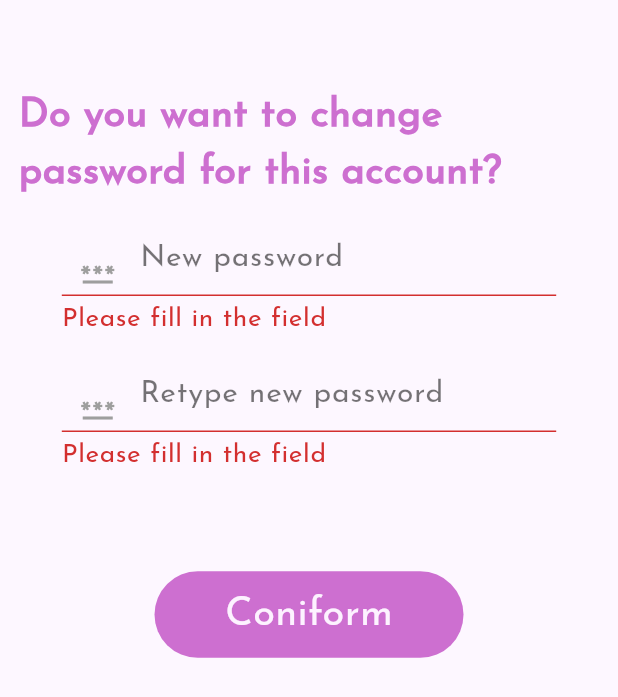
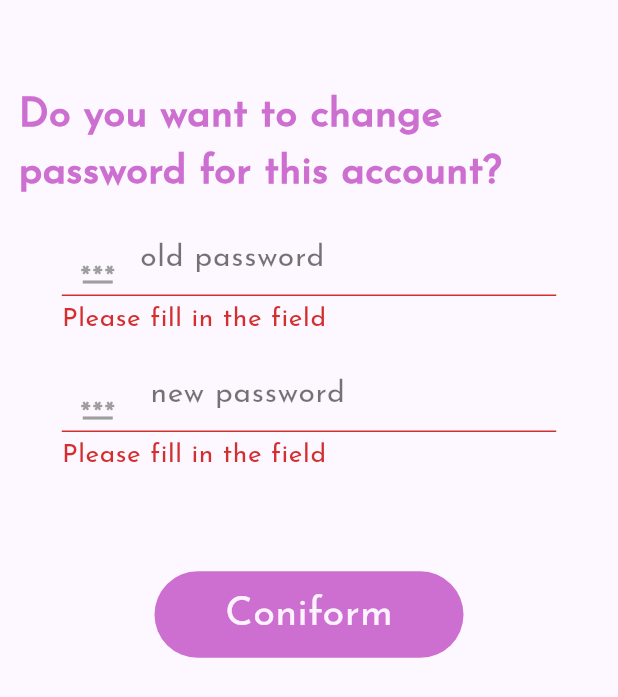
Before and after one commit to loloed2001/schoolify, a Flutter app: the PassChange screen opened by its route, after a tap on "Coniform", on a phone screen of 412 x 824 dp. Shown: the top 697 px of the screen. Run offline on Flutter 3.47's test engine with Material 3 defaults, Android fonts, the phone set to English and light mode, and no system bars; our stand-ins replace animated_text_kit, bloc, bot_toast, dartz, date_picker_timeline, expansion_tile_card and 13 more; missing offline and left inert: flutter_gradient_app_bar, flutter_neat_and_clean_calendar, flutter_verification_code; accounts and stored records are empty; generated files the repository leaves out were written again.

Commit message:
edit pass

```diff
--- a/lib/Features/Students/StudentAccount/Presentation/Views/Widgets/pass_change.dart
+++ b/lib/Features/Students/StudentAccount/Presentation/Views/Widgets/pass_change.dart
@@ -104,10 +104,10 @@ class _PassChangeState extends State<PassChange> {
                         return AppLocalizations.of(context)!.errorchangepass1;
                       }
                       confirmPassword = value;
-                      if (password != confirmPassword) {
-                        return AppLocalizations.of(context)!.errorchangepass2;
-                      }
-                      return null;
+                      // if (password != confirmPassword) {
+                      //   return AppLocalizations.of(context)!.errorchangepass2;
+                      // }
+                      // return null;
                     },
                     style: TextStyle(
                         fontSize: MediaQuery.of(context).size.aspectRatio * 40,
--- a/lib/Features/Students/StudentAccount/data/datasource/user_datasource.dart
+++ b/lib/Features/Students/StudentAccount/data/datasource/user_datasource.dart
@@ -42,7 +42,7 @@ class UserDatasource {
     final getApi = PatchApi(
         uri: ApiVariables().editPassword(),
         body: body,
-        fromJson: getNotesModelFromJson);
+        fromJson: (s){});
     return await getApi.callRequest();
   }
 
--- a/lib/l10n/intl_ar.arb
+++ b/lib/l10n/intl_ar.arb
@@ -46,8 +46,8 @@
     "putDigit":"قم بوضع الرمز :",
     "coniform":"تأكيد",
     "changePass":"هل تريد تغيير كلمة السر لهذا الحساب؟",
-    "newPass":"كلمة السر الجديدة",
-    "renewpass":"قم بإعادة كتابة كلمة السر",
+    "newPass":"كلمة السر القديمة",
+    "renewpass":"    كلمة السر الجديدة",
     "errorchangepass1":"الرجاء تعبئة الحقل",
     "errorchangepass2":"لايوجد تطابق",
     "name":"الاسم",
--- a/lib/l10n/intl_en.arb
+++ b/lib/l10n/intl_en.arb
@@ -46,8 +46,8 @@
   "putDigit":"Enter the Code",
   "coniform":"Coniform",
   "changePass":"Do you want to change password for this account?",
-  "newPass":"New password",
-  "renewpass":"Retype new password",
+  "newPass":"old password",
+  "renewpass":" new password",
   "errorchangepass1":"Please fill in the field",
   "errorchangepass2":"No match",
   "name":"Name",
```
